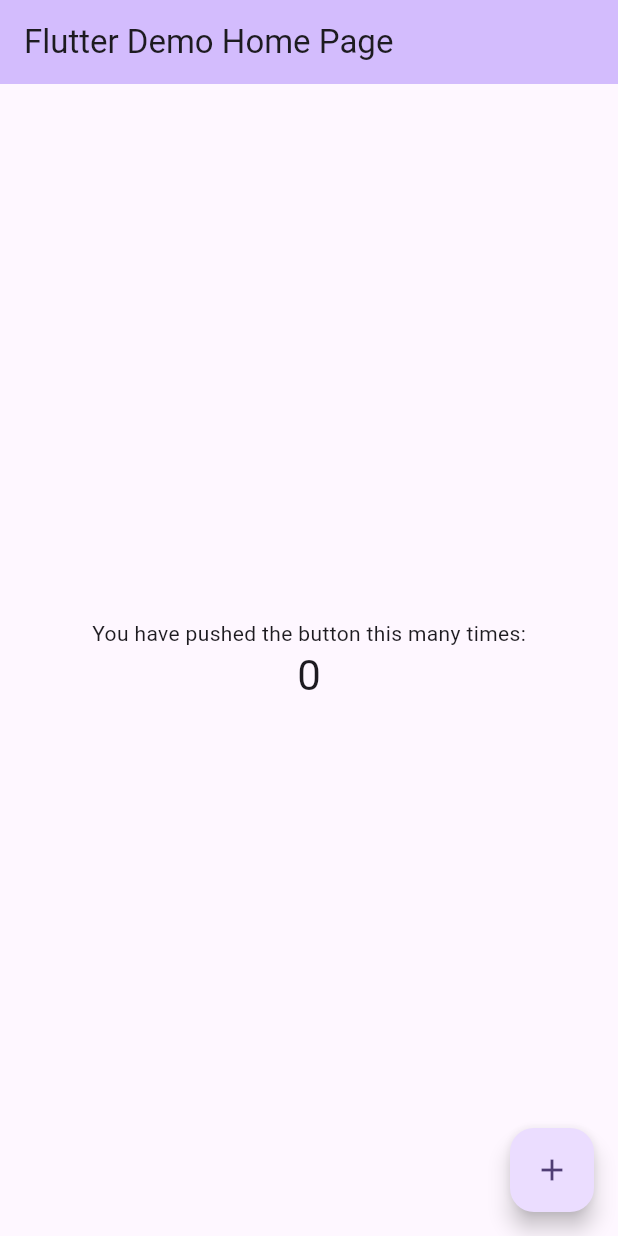
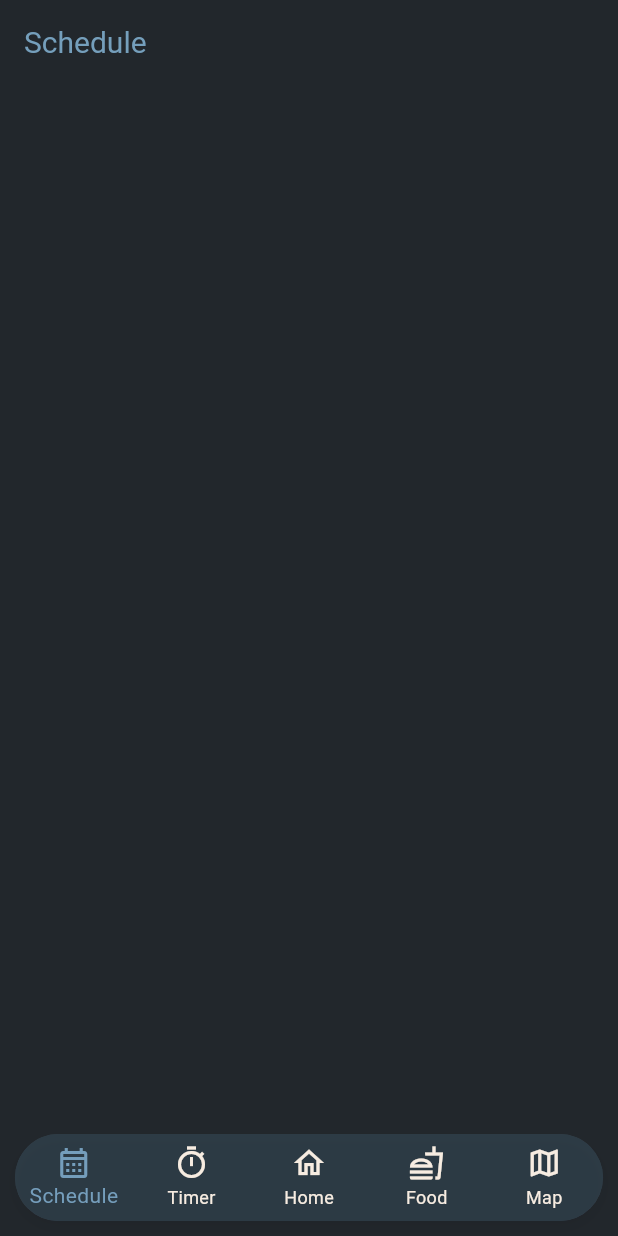
Before and after one commit to Jaydbon/Student-Success-App, a Flutter app: the screen it shows after launch, on a phone screen of 412 x 824 dp. Run offline on Flutter 3.47's test engine with Material 3 defaults, Android fonts, the light colour scheme and no system bars.

Commit message:
Added home page and task bar

```diff
--- a/mobile_dev_assignment/lib/main.dart
+++ b/mobile_dev_assignment/lib/main.dart
@@ -1,122 +1,120 @@
 import 'package:flutter/material.dart';
 
 void main() {
-  runApp(const MyApp());
+  runApp(_MyApp());
 }
 
-class MyApp extends StatelessWidget {
-  const MyApp({super.key});
+class _MyApp extends StatelessWidget {
+  final ThemeData customTheme = ThemeData(
+    scaffoldBackgroundColor: const Color(0xFF22272C),
+    primaryColor: const Color(0xFF759FBC),
+    textTheme: const TextTheme(
+      bodyLarge: TextStyle(color: Color(0xFFF7ECE1)),
+      bodyMedium: TextStyle(color: Color(0xFFF7ECE1)),
+      titleLarge: TextStyle(color: Color(0xFF759FBC)),
+      titleMedium: TextStyle(color: Color(0xFF759FBC)),
+    ),
+    iconTheme: const IconThemeData(color: Color(0xFFF7ECE1)),
+    appBarTheme: const AppBarTheme(
+      backgroundColor: Color(0xFF22272C),
+      foregroundColor: Color(0xFF759FBC),
+      titleTextStyle: TextStyle(color: Color(0xFF759FBC), fontSize: 20),
+    ),
+    bottomNavigationBarTheme: const BottomNavigationBarThemeData(
+      backgroundColor: Color.fromARGB(255, 184, 13, 13),
+      selectedItemColor: Color(0xFF759FBC),
+      unselectedItemColor: Color(0xFFF7ECE1),
+    ),
+  );
 
   // This widget is the root of your application.
   @override
   Widget build(BuildContext context) {
     return MaterialApp(
-      title: 'Flutter Demo',
-      theme: ThemeData(
-        // This is the theme of your application.
-        //
-        // TRY THIS: Try running your application with "flutter run". You'll see
-        // the application has a purple toolbar. Then, without quitting the app,
-        // try changing the seedColor in the colorScheme below to Colors.green
-        // and then invoke "hot reload" (save your changes or press the "hot
-        // reload" button in a Flutter-supported IDE, or press "r" if you used
-        // the command line to start the app).
-        //
-        // Notice that the counter didn't reset back to zero; the application
-        // state is not lost during the reload. To reset the state, use hot
-        // restart instead.
-        //
-        // This works for code too, not just values: Most code changes can be
-        // tested with just a hot reload.
-        colorScheme: ColorScheme.fromSeed(seedColor: Colors.deepPurple),
-      ),
-      home: const MyHomePage(title: 'Flutter Demo Home Page'),
+      theme: customTheme,
+      home: HomePage(),
     );
   }
 }
 
-class MyHomePage extends StatefulWidget {
-  const MyHomePage({super.key, required this.title});
-
-  // This widget is the home page of your application. It is stateful, meaning
-  // that it has a State object (defined below) that contains fields that affect
-  // how it looks.
-
-  // This class is the configuration for the state. It holds the values (in this
-  // case the title) provided by the parent (in this case the App widget) and
-  // used by the build method of the State. Fields in a Widget subclass are
-  // always marked "final".
-
-  final String title;
+class HomePage extends StatefulWidget {
+  const HomePage({super.key});
 
   @override
-  State<MyHomePage> createState() => _MyHomePageState();
+  State<HomePage> createState() => HomePageState();
 }
 
-class _MyHomePageState extends State<MyHomePage> {
-  int _counter = 0;
+class HomePageState extends State<HomePage> {
+  int selectedIndex = 0;
 
-  void _incrementCounter() {
+  static const List<String> pages = <String>[
+    'Schedule',
+    'Timer',
+    'Home',
+    'Food',
+    'Map'
+  ];
+
+  void _onItemTapped(int index) {
     setState(() {
-      // This call to setState tells the Flutter framework that something has
-      // changed in this State, which causes it to rerun the build method below
-      // so that the display can reflect the updated values. If we changed
-      // _counter without calling setState(), then the build method would not be
-      // called again, and so nothing would appear to happen.
-      _counter++;
+      selectedIndex = index;
     });
   }
-
   @override
   Widget build(BuildContext context) {
-    // This method is rerun every time setState is called, for instance as done
-    // by the _incrementCounter method above.
-    //
-    // The Flutter framework has been optimized to make rerunning build methods
-    // fast, so that you can just rebuild anything that needs updating rather
-    // than having to individually change instances of widgets.
     return Scaffold(
       appBar: AppBar(
-        // TRY THIS: Try changing the color here to a specific color (to
-        // Colors.amber, perhaps?) and trigger a hot reload to see the AppBar
-        // change color while the other colors stay the same.
-        backgroundColor: Theme.of(context).colorScheme.inversePrimary,
-        // Here we take the value from the MyHomePage object that was created by
-        // the App.build method, and use it to set our appbar title.
-        title: Text(widget.title),
+        title: Text(pages[selectedIndex]),
       ),
-      body: Center(
-        // Center is a layout widget. It takes a single child and positions it
-        // in the middle of the parent.
-        child: Column(
-          // Column is also a layout widget. It takes a list of children and
-          // arranges them vertically. By default, it sizes itself to fit its
-          // children horizontally, and tries to be as tall as its parent.
-          //
-          // Column has various properties to control how it sizes itself and
-          // how it positions its children. Here we use mainAxisAlignment to
-          // center the children vertically; the main axis here is the vertical
-          // axis because Columns are vertical (the cross axis would be
-          // horizontal).
-          //
-          // TRY THIS: Invoke "debug painting" (choose the "Toggle Debug Paint"
-          // action in the IDE, or press "p" in the console), to see the
-          // wireframe for each widget.
-          mainAxisAlignment: MainAxisAlignment.center,
-          children: <Widget>[
-            const Text('You have pushed the button this many times:'),
-            Text(
-              '$_counter',
-              style: Theme.of(context).textTheme.headlineMedium,
-            ),
-          ],
+      bottomNavigationBar: Container(
+    margin: const EdgeInsets.symmetric(horizontal: 10, vertical: 10),
+ // space around the bar
+    decoration: BoxDecoration(
+      color: const Color.fromARGB(133, 117, 158, 188), // your background color
+      borderRadius: BorderRadius.circular(30), // rounded corners
+      boxShadow: [
+        BoxShadow(
+          color: const Color(0x10000000),
+          blurRadius: 8,
+          offset: const Offset(0, 4),
         ),
+      ],
+    ),
+    child: ClipRRect(
+      borderRadius: BorderRadius.circular(30),
+      child: BottomNavigationBar(
+        type: BottomNavigationBarType.fixed,
+        backgroundColor: const Color.fromARGB(107, 0, 0, 0), // let container color show through
+        elevation: 0, // remove default shadow
+        currentIndex: selectedIndex,
+        onTap: _onItemTapped,
+        selectedItemColor: const Color.fromARGB(255, 117, 158, 188),
+        unselectedItemColor: const Color(0xFFF7ECE1),
+        items: const [
+          BottomNavigationBarItem(
+            icon: Icon(Icons.calendar_month_outlined),
+            label: 'Schedule',
+          ),
+          BottomNavigationBarItem(
+            icon: Icon(Icons.timer_outlined),
+            label: 'Timer',
+          ),
+          BottomNavigationBarItem(
+            icon: Icon(Icons.home_outlined),
+            label: 'Home',
+          ),
+          BottomNavigationBarItem(
+            icon: Icon(Icons.fastfood_outlined),
+            label: 'Food',
+          ),
+          BottomNavigationBarItem(
+            icon: Icon(Icons.map_outlined),
+            label: 'Map',
+          )
+        ],
       ),
-      floatingActionButton: FloatingActionButton(
-        onPressed: _incrementCounter,
-        tooltip: 'Increment',
-        child: const Icon(Icons.add),
-      ), // This trailing comma makes auto-formatting nicer for build methods.
-    );
+    ),
+  ),
+);
   }
 }
```
Also changed, not shown: 1 other file.
